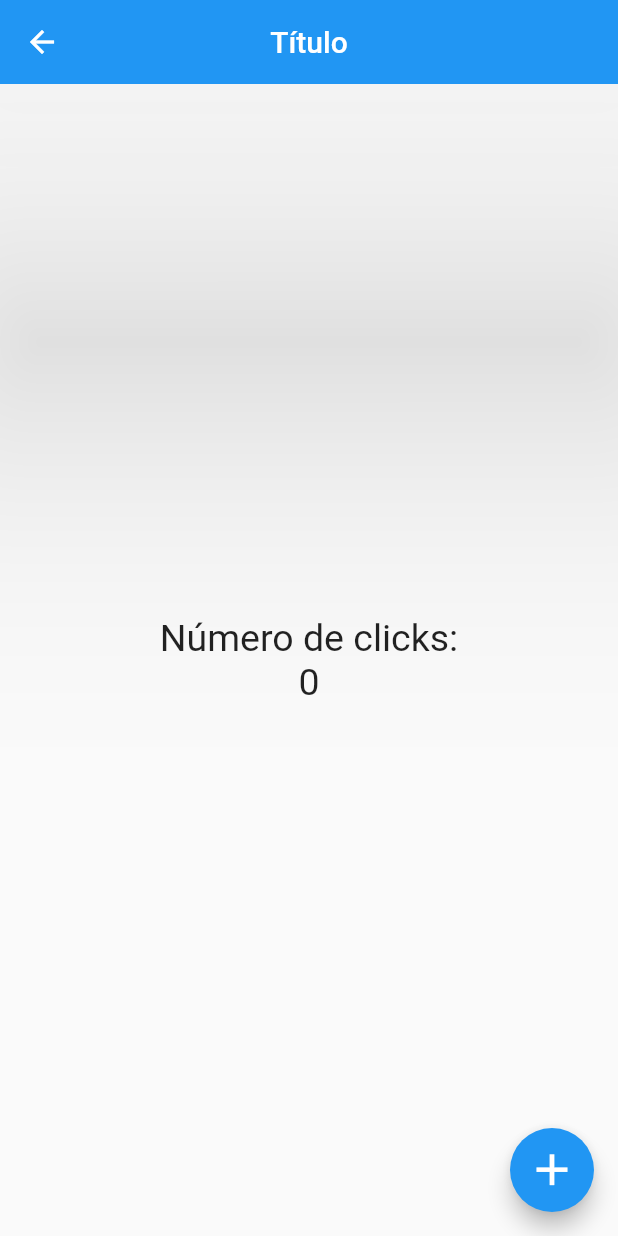
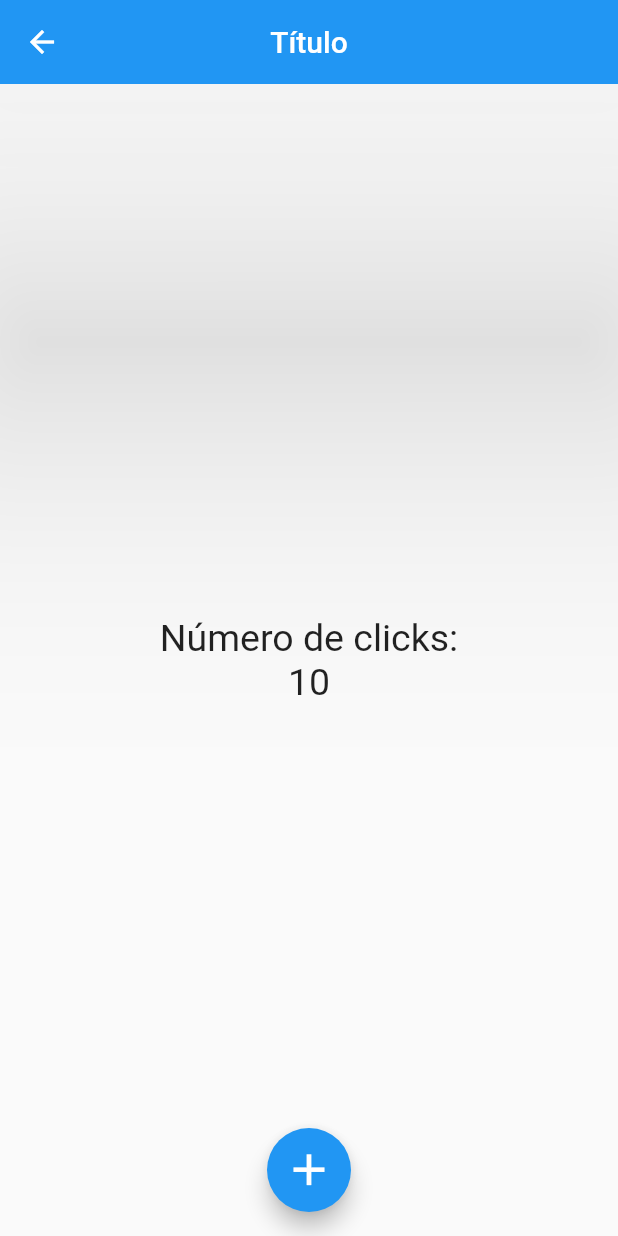
Before and after one commit to gallottohugo/FlutterHelloWorld, a Flutter app: the HomePage screen opened directly, after a tap on the "add" icon, on a phone screen of 412 x 824 dp. Run offline on Flutter 3.47's test engine with Material 2 defaults, Android fonts, the phone set to English and light mode, and no system bars.

Commit message:
Refactoring HomePage

```diff
--- a/lib/src/pages/home_page.dart
+++ b/lib/src/pages/home_page.dart
@@ -3,6 +3,7 @@ import 'package:flutter/material.dart';
 class HomePage extends StatelessWidget {
 
     final textStyle = TextStyle(fontSize: 25);
+    final sum = 10;
 
     @override
     Widget build(BuildContext context) {
@@ -17,16 +18,17 @@ class HomePage extends StatelessWidget {
                     mainAxisAlignment: MainAxisAlignment.center,
                     children: <Widget>[
                         Text('Número de clicks:', style: textStyle),
-                        Text('0', style: textStyle),
+                        Text('$sum', style: textStyle),
                     ],
                 ),
             ),
             floatingActionButton: FloatingActionButton(
                 child: Icon(Icons.add, size: 35,),
                 onPressed: (){
-                    print('Hola mundo click');
+
                 },
-            )
+            ),
+            floatingActionButtonLocation: FloatingActionButtonLocation.centerFloat
         );
     }
 }
```
